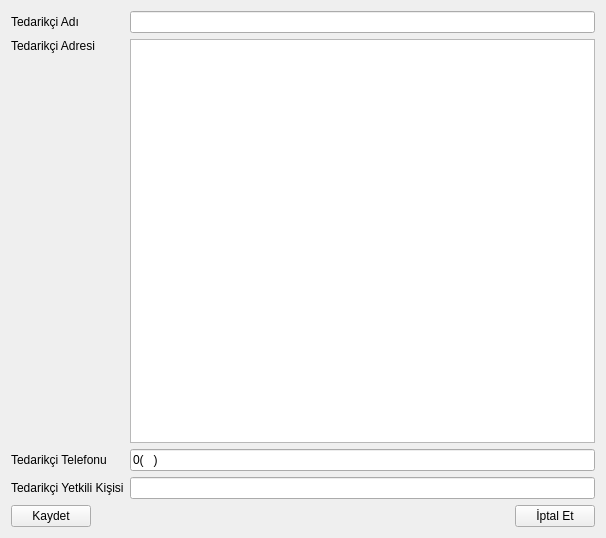
Above: Desktop/tekno_market2/TKN_Market/UI/VeriFormlari/Widgetlar/tedarikciduzenleme.ui from asirkacar/okulprojesi before the change. Below: the same form after it.
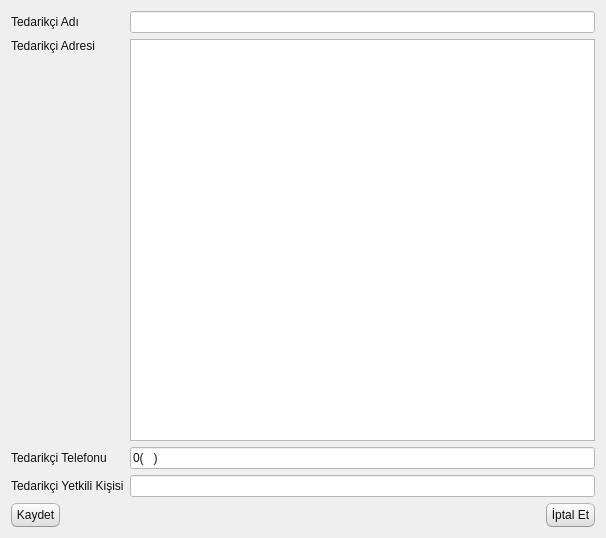
That is the form after the change.

The edit to the form file:
```diff
--- a/Desktop/tekno_market2/TKN_Market/UI/VeriFormlari/Widgetlar/tedarikciduzenleme.ui
+++ b/Desktop/tekno_market2/TKN_Market/UI/VeriFormlari/Widgetlar/tedarikciduzenleme.ui
@@ -13,6 +13,503 @@
   <property name="windowTitle">
    <string>Form</string>
   </property>
+  <property name="styleSheet">
+   <string notr="true">/*
+Ubuntu Style Sheet for QT Applications
+Author: Jaime A. Quiroga P.
+Company: GTRONICK
+Last updated: 09/10/2019 (dd/mm/yyyy), 12:31.
+Available at: https://github.com/GTRONICK/QSS/blob/master/Ubuntu.qss
+*/
+QMainWindow {
+	background-color:#f0f0f0;
+}
+QCheckBox {
+	padding:2px;
+}
+QCheckBox:hover {
+	border:1px solid rgb(255,150,60);
+	border-radius:4px;
+	padding: 1px;
+	background-color:qlineargradient(spread:pad, x1:0.5, y1:1, x2:0.5, y2:0, stop:0 rgba(190, 90, 50, 50), stop:1 rgba(250, 130, 40, 50));
+}
+QCheckBox::indicator:checked {
+	border:1px solid rgb(246, 134, 86);
+	border-radius:4px;
+  	background-color:rgb(246, 134, 86)
+}
+QCheckBox::indicator:unchecked {
+	border-width:1px solid rgb(246, 134, 86);
+	border-radius:4px;
+  	background-color:rgb(255,255,255);
+}
+QColorDialog {
+	background-color:#f0f0f0;
+}
+QComboBox {
+	color:rgb(81,72,65);
+	background: #ffffff;
+}
+QComboBox:editable {
+	selection-color:rgb(81,72,65);
+	selection-background-color: #ffffff;
+}
+QComboBox QAbstractItemView {
+	selection-color: #ffffff;
+	selection-background-color: rgb(246, 134, 86);
+}
+QComboBox:!editable:on, QComboBox::drop-down:editable:on {
+	color:  #1e1d23;	
+}
+QDateTimeEdit, QDateEdit, QDoubleSpinBox, QFontComboBox {
+	color:rgb(81,72,65);
+	background-color: #ffffff;
+}
+
+QDialog {
+	background-color:#f0f0f0;
+}
+
+QLabel,QLineEdit {
+	color:rgb(17,17,17);
+}
+QLineEdit {
+	background-color:rgb(255,255,255);
+	selection-background-color:rgb(236,116,64);
+}
+QMenuBar {
+	color:rgb(223,219,210);
+	background-color:rgb(65,64,59);
+}
+QMenuBar::item {
+	padding-top:4px;
+	padding-left:4px;
+	padding-right:4px;
+	color:rgb(223,219,210);
+	background-color:rgb(65,64,59);
+}
+QMenuBar::item:selected {
+	color:rgb(255,255,255);
+	padding-top:2px;
+	padding-left:2px;
+	padding-right:2px;
+	border-top-width:2px;
+	border-left-width:2px;
+	border-right-width:2px;
+	border-top-right-radius:4px;
+	border-top-left-radius:4px;
+	border-style:solid;
+	background-color:rgb(65,64,59);
+	border-top-color: rgb(47,47,44);
+	border-right-color: qlineargradient(spread:pad, x1:0, y1:1, x2:1, y2:0, stop:0 rgba(90, 87, 78, 255), stop:1 rgba(47,47,44, 255));
+	border-left-color:  qlineargradient(spread:pad, x1:1, y1:0, x2:0, y2:0, stop:0 rgba(90, 87, 78, 255), stop:1 rgba(47,47,44, 255));
+}
+QMenu {
+	color:rgb(223,219,210);
+	background-color:rgb(65,64,59);
+}
+QMenu::item {
+	color:rgb(223,219,210);
+	padding:4px 10px 4px 20px;
+}
+QMenu::item:selected {
+	color:rgb(255,255,255);
+	background-color: qlineargradient(spread:pad, x1:0.5, y1:1, x2:0.5, y2:0, stop:0 rgba(225, 108, 54, 255), stop:1 rgba(246, 134, 86, 255));
+	border-style:solid;
+	border-width:3px;
+	padding:4px 7px 4px 17px;
+	border-bottom-color:qlineargradient(spread:pad, x1:0.5, y1:1, x2:0.5, y2:0, stop:0 rgba(175,85,48,255), stop:1 rgba(236,114,67, 255));
+	border-top-color:qlineargradient(spread:pad, x1:0.5, y1:1, x2:0.5, y2:0, stop:0 rgba(253,156,113,255), stop:1 rgba(205,90,46, 255));
+	border-right-color:qlineargradient(spread:pad, x1:0, y1:0.5, x2:1, y2:0.5, stop:0 rgba(253,156,113,255), stop:1 rgba(205,90,46, 255));
+	border-left-color:qlineargradient(spread:pad, x1:1, y1:0.5, x2:0, y2:0.5, stop:0 rgba(253,156,113,255), stop:1 rgba(205,90,46, 255));
+}
+QPlainTextEdit {
+	border-width: 1px solid transparent;
+	color:rgb(17,17,17);
+	selection-background-color:rgb(236,116,64);
+}
+QProgressBar {
+	text-align: center;
+	color: rgb(0, 0, 0);
+	border: 1px inset rgb(150,150,150); 
+	border-radius: 10px;
+	background-color:rgb(221,221,219);
+}
+QProgressBar::chunk:horizontal {
+	background-color: qlineargradient(spread:pad, x1:0.5, y1:1, x2:0.5, y2:0, stop:0 rgba(225, 108, 54, 255), stop:1 rgba(246, 134, 86, 255));
+	border:1px solid;
+	border-radius:8px;
+	border-bottom-color:qlineargradient(spread:pad, x1:0.5, y1:1, x2:0.5, y2:0, stop:0 rgba(175,85,48,255), stop:1 rgba(236,114,67, 255));
+	border-top-color:qlineargradient(spread:pad, x1:0.5, y1:1, x2:0.5, y2:0, stop:0 rgba(253,156,113,255), stop:1 rgba(205,90,46, 255));
+	border-right-color:qlineargradient(spread:pad, x1:0, y1:0.5, x2:1, y2:0.5, stop:0 rgba(253,156,113,255), stop:1 rgba(205,90,46, 255));
+	border-left-color:qlineargradient(spread:pad, x1:1, y1:0.5, x2:0, y2:0.5, stop:0 rgba(253,156,113,255), stop:1 rgba(205,90,46, 255));
+}
+QPushButton{
+	color:rgb(17,17,17);
+	border-width: 1px;
+	border-radius: 6px;
+	border-bottom-color: rgb(150,150,150);
+	border-right-color: rgb(165,165,165);
+	border-left-color: rgb(165,165,165);
+	border-top-color: rgb(180,180,180);
+	border-style: solid;
+	padding: 4px;
+	background-color: qlineargradient(spread:pad, x1:0.5, y1:1, x2:0.5, y2:0, stop:0 rgba(220, 220, 220, 255), stop:1 rgba(255, 255, 255, 255));
+}
+QPushButton:hover{
+	color:rgb(17,17,17);
+	border-width: 1px;
+	border-radius:6px;
+	border-top-color: rgb(255,150,60);
+	border-right-color: qlineargradient(spread:pad, x1:0, y1:1, x2:1, y2:0, stop:0 rgba(200, 70, 20, 255), stop:1 rgba(255,150,60, 255));
+	border-left-color:  qlineargradient(spread:pad, x1:1, y1:0, x2:0, y2:0, stop:0 rgba(200, 70, 20, 255), stop:1 rgba(255,150,60, 255));
+	border-bottom-color: rgb(200,70,20);
+	border-style: solid;
+	padding: 2px;
+	background-color: qlineargradient(spread:pad, x1:0.5, y1:1, x2:0.5, y2:0, stop:0 rgba(220, 220, 220, 255), stop:1 rgba(255, 255, 255, 255));
+}
+QPushButton:default{
+	color:rgb(17,17,17);
+	border-width: 1px;
+	border-radius:6px;
+	border-top-color: rgb(255,150,60);
+	border-right-color: qlineargradient(spread:pad, x1:0, y1:1, x2:1, y2:0, stop:0 rgba(200, 70, 20, 255), stop:1 rgba(255,150,60, 255));
+	border-left-color:  qlineargradient(spread:pad, x1:1, y1:0, x2:0, y2:0, stop:0 rgba(200, 70, 20, 255), stop:1 rgba(255,150,60, 255));
+	border-bottom-color: rgb(200,70,20);
+	border-style: solid;
+	padding: 2px;
+	background-color: qlineargradient(spread:pad, x1:0.5, y1:1, x2:0.5, y2:0, stop:0 rgba(220, 220, 220, 255), stop:1 rgba(255, 255, 255, 255));
+}
+QPushButton:pressed{
+	color:rgb(17,17,17);
+	border-width: 1px;
+	border-radius: 6px;
+	border-width: 1px;
+	border-top-color: rgba(255,150,60,200);
+	border-right-color: qlineargradient(spread:pad, x1:0, y1:1, x2:1, y2:0, stop:0 rgba(200, 70, 20, 255), stop:1 rgba(255,150,60, 200));
+	border-left-color:  qlineargradient(spread:pad, x1:1, y1:0, x2:0, y2:0, stop:0 rgba(200, 70, 20, 255), stop:1 rgba(255,150,60, 200));
+	border-bottom-color: rgba(200,70,20,200);
+	border-style: solid;
+	padding: 2px;
+	background-color: qlineargradient(spread:pad, x1:0.5, y1:0, x2:0.5, y2:1, stop:0 rgba(220, 220, 220, 255), stop:1 rgba(255, 255, 255, 255));
+}
+QPushButton:disabled{
+	color:rgb(174,167,159);
+	border-width: 1px;
+	border-radius: 6px;
+	background-color: qlineargradient(spread:pad, x1:0.5, y1:1, x2:0.5, y2:0, stop:0 rgba(200, 200, 200, 255), stop:1 rgba(230, 230, 230, 255));
+}
+QRadioButton {
+	padding: 1px;
+}
+QRadioButton::indicator:checked {
+	height: 10px;
+	width: 10px;
+	border-style:solid;
+	border-radius:5px;
+	border-width: 1px;
+	border-color: rgba(246, 134, 86, 255);
+	color: #a9b7c6;
+	background-color:rgba(246, 134, 86, 255);
+}
+QRadioButton::indicator:!checked {
+	height: 10px;
+	width: 10px;
+	border-style:solid;
+	border-radius:5px;
+	border-width: 1px;
+	border-color: rgb(246, 134, 86);
+	color: #a9b7c6;
+	background-color: transparent;
+}
+QScrollArea {
+	color: white;
+	background-color:#f0f0f0;
+}
+QSlider::groove {
+	border-style: solid;
+	border-width: 1px;
+	border-color: rgb(207,207,207);
+}
+QSlider::groove:horizontal {
+	height: 5px;
+	background: rgb(246, 134, 86);
+}
+QSlider::groove:vertical {
+	width: 5px;
+	background: rgb(246, 134, 86);
+}
+QSlider::handle:horizontal {
+	background: rgb(253,253,253);
+	border-style: solid;
+	border-width: 1px;
+	border-color: rgb(207,207,207);
+	width: 12px;
+	margin: -5px 0;
+	border-radius: 7px;
+}
+QSlider::handle:vertical {
+	background: rgb(253,253,253);
+	border-style: solid;
+	border-width: 1px;
+	border-color: rgb(207,207,207);
+	height: 12px;
+	margin: 0 -5px;
+	border-radius: 7px;
+}
+QSlider::add-page:horizontal, QSlider::add-page:vertical {
+ 	background: white;
+}
+QSlider::sub-page:horizontal, QSlider::sub-page:vertical {
+	background: rgb(246, 134, 86);
+}
+QStatusBar, QSpinBox {
+	color:rgb(81,72,65);
+}
+QSpinBox {
+	background-color: #ffffff;
+}
+QScrollBar:horizontal {
+	max-height: 20px;
+	border: 1px transparent;
+	margin: 0px 20px 0px 20px;
+}
+QScrollBar::handle:horizontal {
+	background: rgb(253,253,253);
+	border: 1px solid rgb(207,207,207);
+	border-radius: 7px;
+	min-width: 25px;
+}
+QScrollBar::handle:horizontal:hover {
+	background: rgb(253,253,253);
+	border: 1px solid rgb(255,150,60);
+	border-radius: 7px;
+	min-width: 25px;
+}
+QScrollBar::add-line:horizontal {
+  	border: 1px solid rgb(207,207,207);
+  	border-top-right-radius: 7px;
+  	border-top-left-radius: 7px;
+  	border-bottom-right-radius: 7px;
+  	background: rgb(255, 255, 255);
+  	width: 20px;
+  	subcontrol-position: right;
+  	subcontrol-origin: margin;
+}
+QScrollBar::add-line:horizontal:hover {
+  	border: 1px solid rgb(255,150,60);
+  	border-top-right-radius: 7px;
+  	border-top-left-radius: 7px;
+  	border-bottom-right-radius: 7px;
+  	background: rgb(255, 255, 255);
+  	width: 20px;
+  	subcontrol-position: right;
+  	subcontrol-origin: margin;
+}
+QScrollBar::add-line:horizontal:pressed {
+  	border: 1px solid grey;
+  	border-top-left-radius: 7px;
+  	border-top-right-radius: 7px;
+  	border-bottom-right-radius: 7px;
+  	background: rgb(231,231,231);
+  	width: 20px;
+  	subcontrol-position: right;
+  	subcontrol-origin: margin;
+}
+QScrollBar::sub-line:horizontal {
+  	border: 1px solid rgb(207,207,207);
+  	border-top-right-radius: 7px;
+  	border-top-left-radius: 7px;
+  	border-bottom-left-radius: 7px;
+  	background: rgb(255, 255, 255);
+  	width: 20px;
+  	subcontrol-position: left;
+  	subcontrol-origin: margin;
+}
+QScrollBar::sub-line:horizontal:hover {
+  	border: 1px solid rgb(255,150,60);
+  	border-top-right-radius: 7px;
+  	border-top-left-radius: 7px;
+  	border-bottom-left-radius: 7px;
+  	background: rgb(255, 255, 255);
+  	width: 20px;
+  	subcontrol-position: left;
+  	subcontrol-origin: margin;
+}
+QScrollBar::sub-line:horizontal:pressed {
+  	border: 1px solid grey;
+  	border-top-right-radius: 7px;
+  	border-top-left-radius: 7px;
+  	border-bottom-left-radius: 7px;
+  	background: rgb(231,231,231);
+  	width: 20px;
+  	subcontrol-position: left;
+  	subcontrol-origin: margin;
+}
+QScrollBar::left-arrow:horizontal {
+  	border: 1px transparent grey;
+  	border-top-left-radius: 3px;
+  	border-bottom-left-radius: 3px;
+  	width: 6px;
+  	height: 6px;
+  	background: rgb(230,230,230);
+}
+QScrollBar::right-arrow:horizontal {
+	border: 1px transparent grey;
+	border-top-right-radius: 3px;
+	border-bottom-right-radius: 3px;
+  	width: 6px;
+  	height: 6px;
+ 	background: rgb(230,230,230);
+}
+QScrollBar::add-page:horizontal, QScrollBar::sub-page:horizontal {
+ 	background: none;
+} 
+QScrollBar:vertical {
+	max-width: 20px;
+	border: 1px transparent grey;
+	margin: 20px 0px 20px 0px;
+}
+QScrollBar::add-line:vertical {
+	border: 1px solid;
+	border-color: rgb(207,207,207);
+	border-bottom-right-radius: 7px;
+	border-bottom-left-radius: 7px;
+	border-top-left-radius: 7px;
+	background: rgb(255, 255, 255);
+  	height: 20px;
+  	subcontrol-position: bottom;
+  	subcontrol-origin: margin;
+}
+QScrollBar::add-line:vertical:hover {
+  	border: 1px solid;
+  	border-color: rgb(255,150,60);
+  	border-bottom-right-radius: 7px;
+  	border-bottom-left-radius: 7px;
+  	border-top-left-radius: 7px;
+  	background: rgb(255, 255, 255);
+  	height: 20px;
+  	subcontrol-position: bottom;
+  	subcontrol-origin: margin;
+}
+QScrollBar::add-line:vertical:pressed {
+  	border: 1px solid grey;
+  	border-bottom-left-radius: 7px;
+  	border-bottom-right-radius: 7px;
+  	border-top-left-radius: 7px;
+  	background: rgb(231,231,231);
+  	height: 20px;
+  	subcontrol-position: bottom;
+  	subcontrol-origin: margin;
+}
+QScrollBar::sub-line:vertical {
+  	border: 1px solid rgb(207,207,207);
+  	border-top-right-radius: 7px;
+  	border-top-left-radius: 7px;
+  	border-bottom-left-radius: 7px;
+  	background: rgb(255, 255, 255);
+  	height: 20px;
+  	subcontrol-position: top;
+  	subcontrol-origin: margin;
+}
+QScrollBar::sub-line:vertical:hover {
+  	border: 1px solid rgb(255,150,60);
+  	border-top-right-radius: 7px;
+  	border-top-left-radius: 7px;
+  	border-bottom-left-radius: 7px;
+	background: rgb(255, 255, 255);
+  	height: 20px;
+  	subcontrol-position: top;
+  	subcontrol-origin: margin;
+}
+QScrollBar::sub-line:vertical:pressed {
+  	border: 1px solid grey;
+  	border-top-left-radius: 7px;
+  	border-top-right-radius: 7px;
+  	background: rgb(231,231,231);
+ 	height: 20px;
+  	subcontrol-position: top;
+  	subcontrol-origin: margin;
+}
+QScrollBar::handle:vertical {
+	background: rgb(253,253,253);
+	border: 1px solid rgb(207,207,207);
+	border-radius: 7px;
+	min-height: 25px;
+}
+QScrollBar::handle:vertical:hover {
+	background: rgb(253,253,253);
+	border: 1px solid rgb(255,150,60);
+	border-radius: 7px;
+	min-height: 25px;
+}
+QScrollBar::up-arrow:vertical {
+	border: 1px transparent grey;
+  	border-top-left-radius: 3px;
+	border-top-right-radius: 3px;
+  	width: 6px;
+  	height: 6px;
+  	background: rgb(230,230,230);
+}
+QScrollBar::down-arrow:vertical {
+  	border: 1px transparent grey;
+  	border-bottom-left-radius: 3px;
+  	border-bottom-right-radius: 3px;
+  	width: 6px;
+  	height: 6px;
+  	background: rgb(230,230,230);
+}
+QScrollBar::add-page:vertical, QScrollBar::sub-page:vertical {
+  	background: none;
+}
+QTabWidget {
+	color:rgb(0,0,0);
+	background-color:rgb(247,246,246);
+}
+QTabWidget::pane {
+	border-color: rgb(180,180,180);
+	background-color:rgb(247,246,246);
+	border-style: solid;
+	border-width: 1px;
+  	border-radius: 6px;
+}
+QTabBar::tab {
+	padding-left:4px;
+	padding-right:4px;
+	padding-bottom:2px;
+	padding-top:2px;
+	color:rgb(81,72,65);
+  	background-color: qlineargradient(spread:pad, x1:0.5, y1:1, x2:0.5, y2:0, stop:0 rgba(221,218,217,255), stop:1 rgba(240,239,238,255));
+	border-style: solid;
+	border-width: 1px;
+  	border-top-right-radius:4px;
+	border-top-left-radius:4px;
+	border-top-color: rgb(180,180,180);
+	border-left-color: rgb(180,180,180);
+	border-right-color: rgb(180,180,180);
+	border-bottom-color: transparent;
+}
+QTabBar::tab:selected, QTabBar::tab:last:selected, QTabBar::tab:hover {
+  	background-color:rgb(247,246,246);
+  	margin-left: 0px;
+  	margin-right: 1px;
+}
+QTabBar::tab:!selected {
+	margin-top: 1px;
+	margin-right: 1px;
+}
+QTextEdit {
+	border-width: 1px;
+	border-style: solid;
+	border-color:transparent;
+	color:rgb(17,17,17);
+	selection-background-color:rgb(236,116,64);
+}
+QTimeEdit, QToolBox, QToolBox::tab, QToolBox::tab:selected {
+	color:rgb(81,72,65);
+	background-color: #ffffff;
+}</string>
+  </property>
   <layout class="QVBoxLayout" name="verticalLayout">
    <item>
     <layout class="QGridLayout" name="gridLayout">
```
